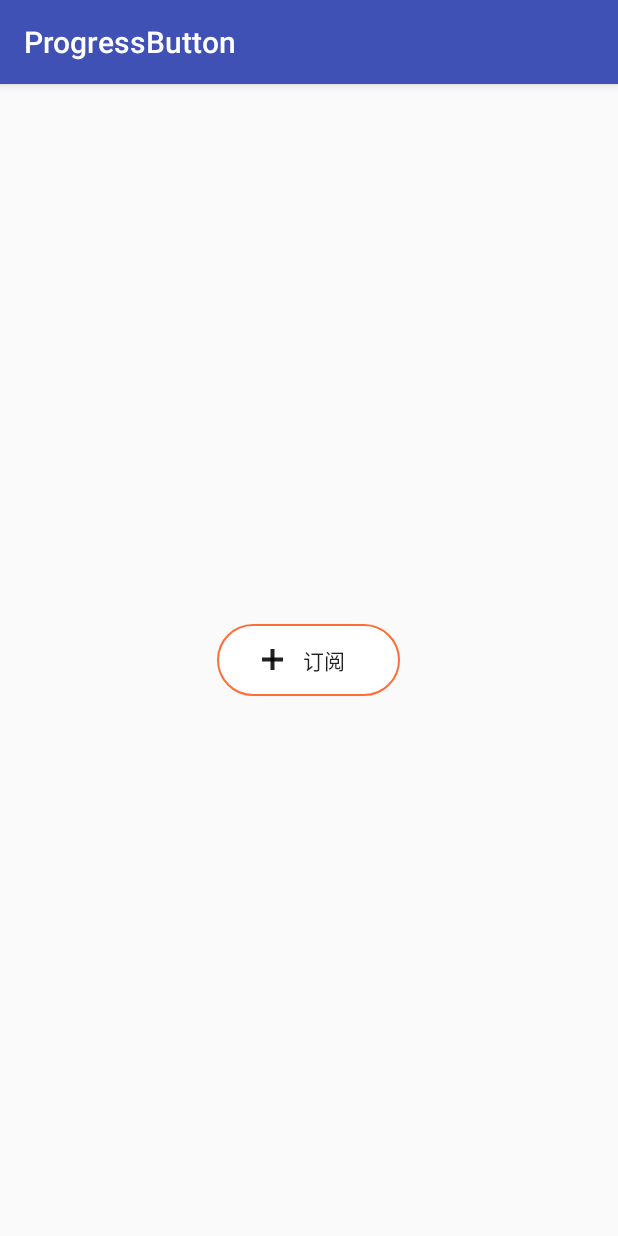
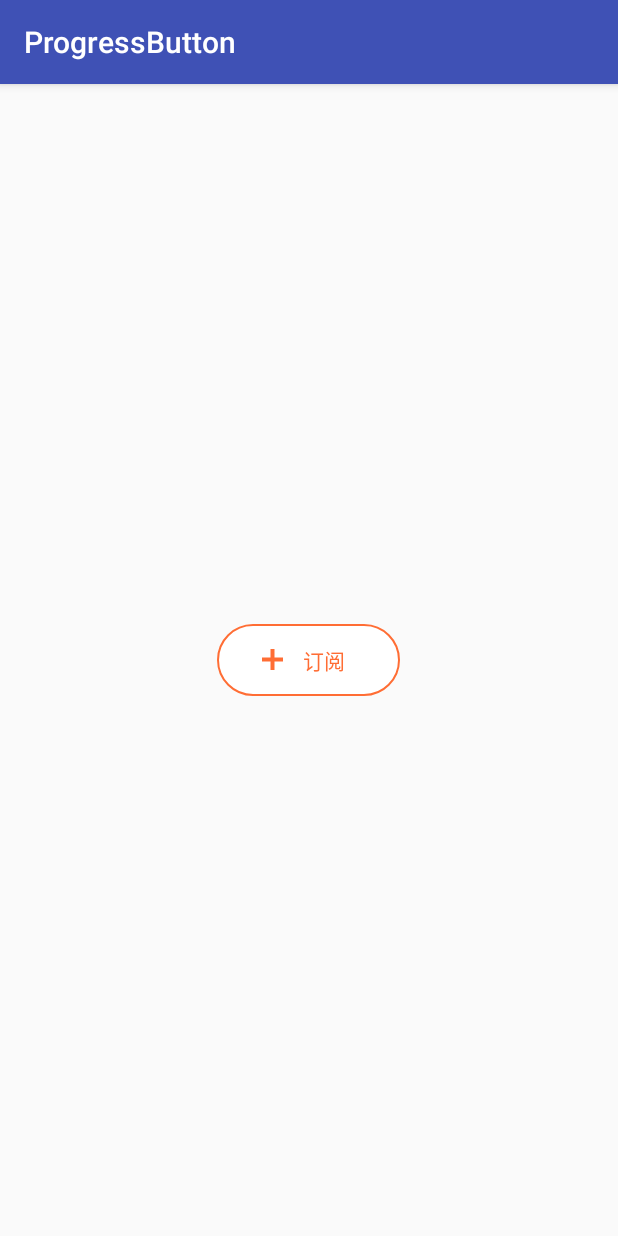
Before and after one commit to TonyEasy/ProgressButton, an Android app: the screen it shows after launch (MainActivity), on a phone screen of 412 x 824 dp. Run offline under Robolectric (Android 15) with nearby library versions, the phone set to English and light mode, and no system bars.

Commit message:
提交效果gif

```diff
--- a/app/src/main/res/layout/activity_main.xml
+++ b/app/src/main/res/layout/activity_main.xml
@@ -10,6 +10,7 @@
         android:id="@+id/button"
         android:layout_width="wrap_content"
         android:layout_height="wrap_content"
+        android:textColor="#ff6d34"
         progressbutton:textOff="@string/dosubscribe"
         progressbutton:textOn="@string/unsubscribe"
         progressbutton:drawPadding="7dp"
```
Also changed, not shown: 1 other file.
